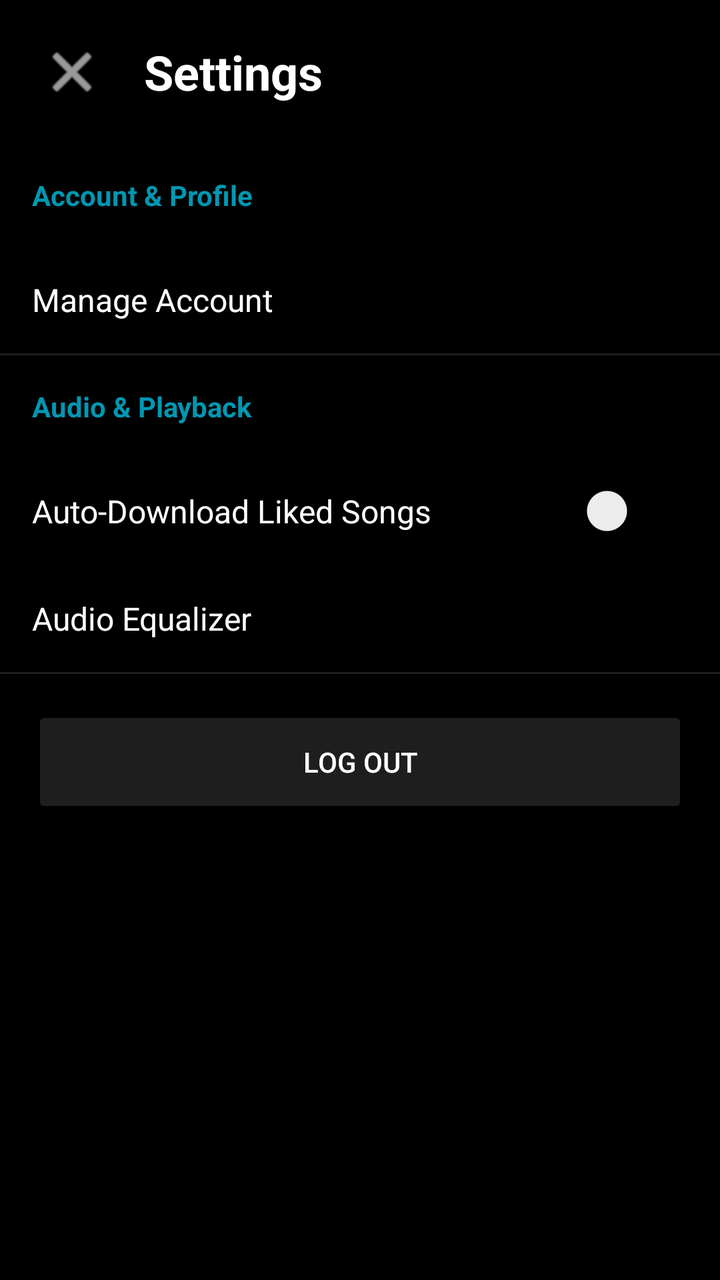
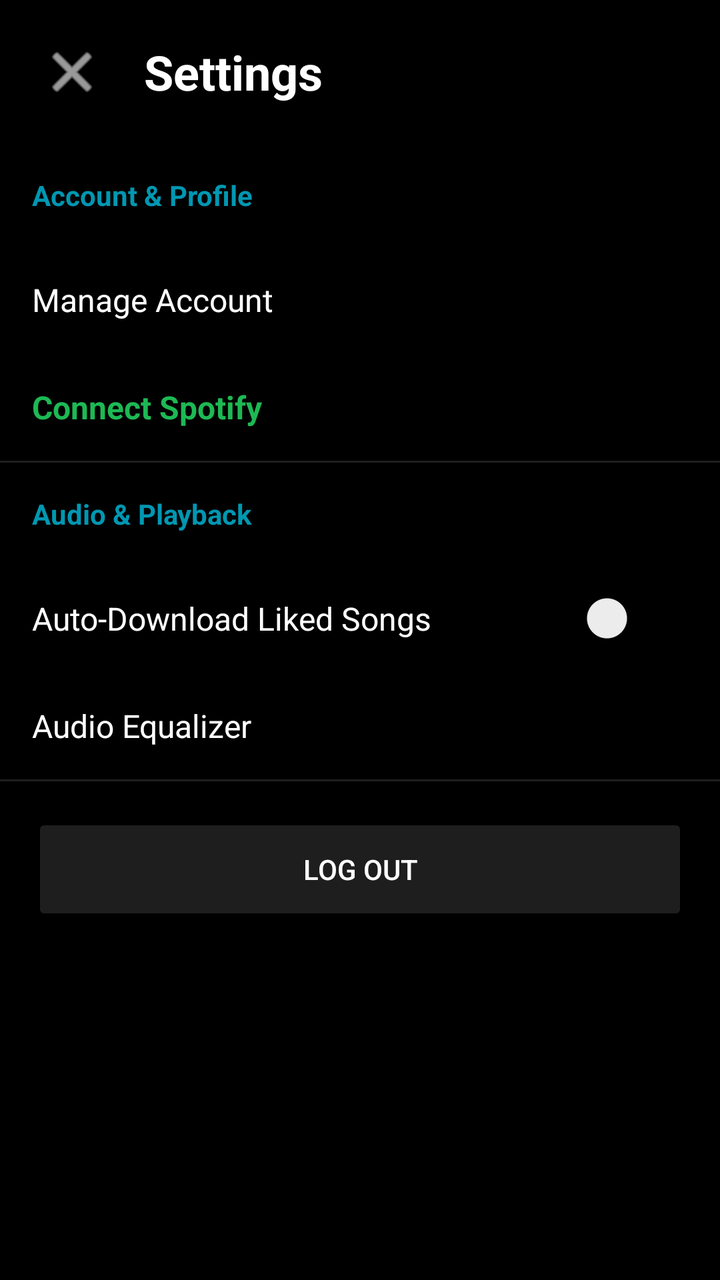

An Android layout rendered at two revisions. The XML below is the earlier revision; the diff shows what the commit changed to produce the second picture.
<!-- AndroidManifest.xml: application theme Theme.Tuniq -->
<!-- res/layout/app_settings.xml -->
<?xml version="1.0" encoding="utf-8"?>
<LinearLayout
    xmlns:android="http://schemas.android.com/apk/res/android"
    xmlns:app="http://schemas.android.com/apk/res-auto"
    android:layout_width="match_parent"
    android:id="@+id/settings"
    android:layout_height="match_parent"
    android:background="#000000"
    android:orientation="vertical">

    
    <LinearLayout
        android:layout_width="match_parent"
        android:layout_height="wrap_content"
        android:gravity="center_vertical"
        android:orientation="horizontal"
        android:padding="16dp">

        <ImageButton
            android:id="@+id/btnExitSettings"
            android:layout_width="40dp"
            android:layout_height="40dp"
            android:background="?attr/selectableItemBackgroundBorderless"
            android:src="@android:drawable/ic_menu_close_clear_cancel"
            app:tint="#FFFFFF" />

        <TextView
            android:layout_width="wrap_content"
            android:layout_height="wrap_content"
            android:layout_marginStart="16dp"
            android:text="Settings"
            android:textColor="#FFFFFF"
            android:textSize="24sp"
            android:textStyle="bold" />
    </LinearLayout>

    <TextView
        android:layout_width="match_parent"
        android:layout_height="wrap_content"
        android:padding="16dp"
        android:text="Account &amp; Profile"
        android:textColor="#0097B2"
        android:textSize="14sp"
        android:textStyle="bold" />

    <TextView
        android:id="@+id/btnAccount"
        android:layout_width="match_parent"
        android:layout_height="wrap_content"
        android:background="?attr/selectableItemBackground"
        android:padding="16dp"
        android:text="Manage Account"
        android:textColor="#FFFFFF"
        android:textSize="16sp" />

    <View
        android:layout_width="match_parent"
        android:layout_height="1dp"
        android:background="#1E1E1E" />

    <TextView
        android:layout_width="match_parent"
        android:layout_height="wrap_content"
        android:padding="16dp"
        android:text="Audio &amp; Playback"
        android:textColor="#0097B2"
        android:textSize="14sp"
        android:textStyle="bold" />

    <Switch
        android:id="@+id/switchOfflineSync"
        android:layout_width="match_parent"
        android:layout_height="wrap_content"
        android:padding="16dp"
        android:text="Auto-Download Liked Songs"
        android:textColor="#FFFFFF"
        android:textSize="16sp"
        android:theme="@style/Theme.AppCompat.DayNight" />

    <TextView
        android:id="@+id/btnEqualizer"
        android:layout_width="match_parent"
        android:layout_height="wrap_content"
        android:background="?attr/selectableItemBackground"
        android:padding="16dp"
        android:text="Audio Equalizer"
        android:textColor="#FFFFFF"
        android:textSize="16sp" />

    <View
        android:layout_width="match_parent"
        android:layout_height="1dp"
        android:background="#1E1E1E" />

    <Button
        android:id="@+id/btnLogout"
        android:layout_width="match_parent"
        android:layout_height="56dp"
        android:layout_margin="16dp"
        android:backgroundTint="#1E1E1E"
        android:text="Log Out"
        android:textColor="#FFFFFF" />

</LinearLayout>
<!-- resources referenced by this layout -->
<resources>
  <style name="Theme.Tuniq" parent="Base.Theme.Tuniq" />
  <style name="Base.Theme.Tuniq" parent="Theme.Material3.DayNight.NoActionBar">
          
          
      </style>
</resources>

<!-- the commit's change to res/layout/app_settings.xml (unified diff, before → after) -->
@@ -53,6 +53,17 @@
         android:textColor="#FFFFFF"
         android:textSize="16sp" />
 
+    <TextView
+        android:id="@+id/btnConnectSpotify"
+        android:layout_width="match_parent"
+        android:layout_height="wrap_content"
+        android:background="?attr/selectableItemBackground"
+        android:padding="16dp"
+        android:text="Connect Spotify"
+        android:textColor="#1DB954"
+        android:textSize="16sp"
+        android:textStyle="bold" />
+
     <View
         android:layout_width="match_parent"
         android:layout_height="1dp"
